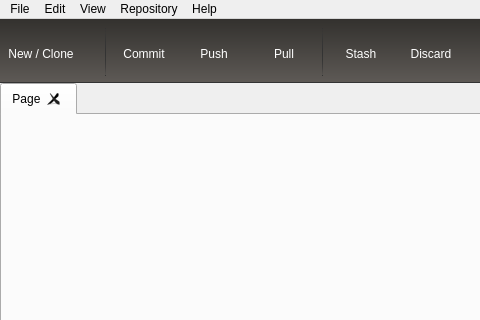
This is mainwindow.ui in tsekityam/gitlin-gui as Qt 5 draws it before an edit; both pictures show x 0 to 480 and y 0 to 320 of the 960 by 640 pixel window. The edited form follows.
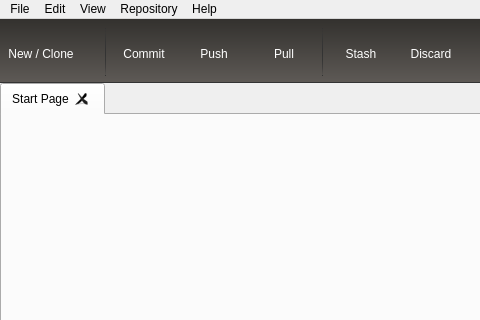
This is the edited form. Icons and pictures are not drawn.

The edit to the form file:
```diff
--- a/mainwindow.ui
+++ b/mainwindow.ui
@@ -523,7 +523,7 @@
       </property>
       <widget class="QWidget" name="contentTab_start">
        <attribute name="title">
-        <string>Page</string>
+        <string>Start Page</string>
        </attribute>
       </widget>
      </widget>
```
